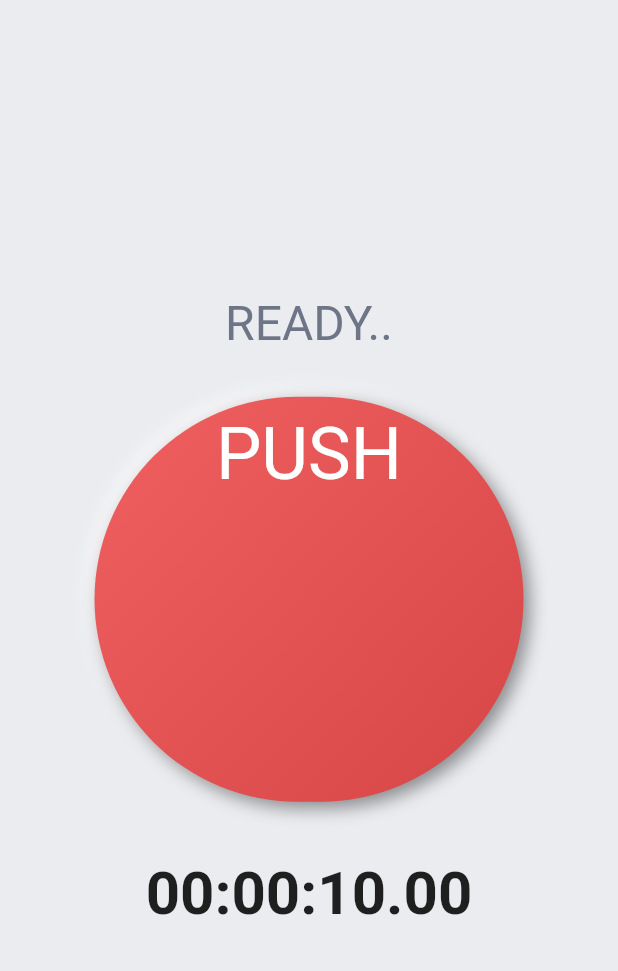
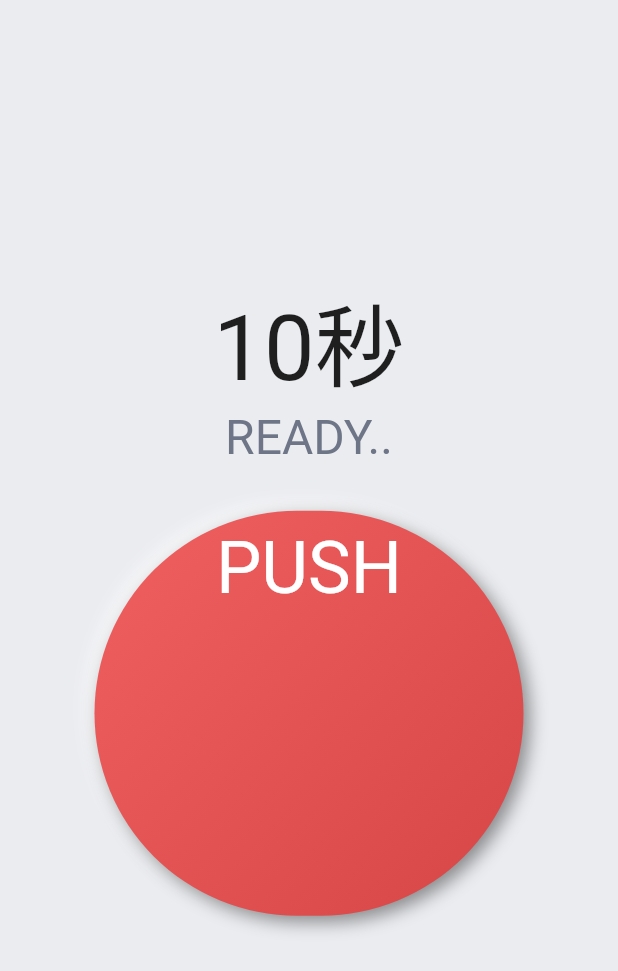
Before and after one commit to kkeeth/push-up-button, a Flutter app: the PushUpButton screen opened by its route, on a phone screen of 412 x 824 dp. Shown: the top 971 px of the screen. Run offline on Flutter 3.47's test engine with Material 2 defaults, Android fonts, the phone set to English and light mode, and no system bars; drawn by our look-alikes of flutter_neumorphic; our stand-ins replace cloud_firestore, firebase_core, flutter_svg; accounts and stored records are empty; Roboto replaces fonts that are missing (Helvetica).

Commit message:
feat:カウントダウン

```diff
--- a/lib/main.dart
+++ b/lib/main.dart
@@ -6,6 +6,7 @@ import 'pages/home.dart';
 import 'pages/time_attack.dart';
 import 'pages/history.dart';
 import 'pages/break_through.dart';
+import 'pages/result.dart';
 
 void main() async {
   WidgetsFlutterBinding.ensureInitialized();
@@ -25,6 +26,7 @@ class MyApp extends StatelessWidget {
         '/break_through': (BuildContext context) => const BreakThrough(),
         '/history': (BuildContext context) => const HistoryPage(),
         '/push_up_button': (BuildContext context) => const PushUpButton(),
+        '/result': (BuildContext context) => const Result(),
       },
       title: '腕立てボタン',
       themeMode: ThemeMode.light,
--- a/lib/pages/push_up_button.dart
+++ b/lib/pages/push_up_button.dart
@@ -1,6 +1,9 @@
 import 'package:flutter/cupertino.dart';
 import 'package:flutter_neumorphic/flutter_neumorphic.dart';
-import 'package:stop_watch_timer/stop_watch_timer.dart';
+import 'dart:async';
+import 'package:quiver/async.dart';
+
+import 'package:intl/intl.dart';
 
 final info_ready = "READY..";
 final info_go = "GO!!";
@@ -8,46 +11,39 @@ final info_go = "GO!!";
 //腕立て伏せページ
 class PushUpButton extends StatefulWidget {
   const PushUpButton({Key? key}) : super(key: key);
-
   @override
   _State createState() => _State();
 
 }
 
 class _State extends State<PushUpButton> {
+  int _start = 10;
+  int _current = 10;
 
-  final _isHours = true;
-  final _scrollController = ScrollController();
-
-  final StopWatchTimer _stopWatchTimer = StopWatchTimer(
-      mode: StopWatchMode.countDown,
-
-      // TODO 渡ってきた値で事前設定
-      presetMillisecond: StopWatchTimer.getMilliSecFromSecond(10),
-
-      onChange: (value) => print('onChange $value'),
-      onChangeRawSecond: (value) => print('onChangeRawSecond $value'),
-      onChangeRawMinute: (value) => print('onChangeRawMinute $value'),
-      onEnded: () {
-        print('onEnded');
-          Navigator.of(context).pushNamed("/next");
-      }
-  );
-
-
-  void nextPage() {
-    Navigator.of(context).pushNamed("/next");
+  void initState() {
+    startTimer();
   }
 
-  void dispose() async {
-    super.dispose();
-    await _stopWatchTimer.dispose();
-  }
+  // カウントダウン処理を行う関数を定義
+  void startTimer() {
+    CountdownTimer countDownTimer = new CountdownTimer(
+      new Duration(seconds: _start), //初期値
+      new Duration(seconds: 1), // 減らす幅
+    );
 
-  void initState() {
-    super.initState();
-    //自動スタート
-    _stopWatchTimer.onExecute.add(StopWatchExecute.start);
+    var sub = countDownTimer.listen(null);
+    sub.onData((duration) {
+      setState(() {
+        _current = _start - duration.elapsed.inSeconds; //毎秒減らしていく
+      });
+    });
+
+    // 終了時の処理 TODO その後結果画面へ
+    sub.onDone(() {
+      print("Done");
+      sub.cancel();
+      _current = 10;
+    });
   }
 
   @override
@@ -59,6 +55,7 @@ class _State extends State<PushUpButton> {
           mainAxisAlignment: MainAxisAlignment.center,
           crossAxisAlignment: CrossAxisAlignment.center,
           children: <Widget>[
+            Text("$_current秒", style: TextStyle(fontSize: 60)),
             Container(
               child: Text( info_ready,
                 style: TextStyle(
@@ -96,30 +93,7 @@ class _State extends State<PushUpButton> {
             /// Display stop watch time
             Padding(
               padding: const EdgeInsets.only(bottom: 0),
-              child: StreamBuilder<int>(
-                stream: _stopWatchTimer.rawTime,
-                initialData: _stopWatchTimer.rawTime.value,
-                builder: (context, snap) {
-                  final value = snap.data!;
-                  final displayTime =
-                  StopWatchTimer.getDisplayTime(value, hours: _isHours);
-                  return Column(
-                    children: <Widget>[
-                      Padding(
-                        padding: const EdgeInsets.all(8),
-                        child: Text(
-                          displayTime,
-                          style: const TextStyle(
-                              fontSize: 40,
-                              fontFamily: 'Helvetica',
-                              fontWeight: FontWeight.bold),
-                        ),
-                      ),
-                    ],
-                  );
-                },
               ),
-            ),
           ],
         ),
       ),
--- a/pubspec.yaml
+++ b/pubspec.yaml
@@ -40,6 +40,7 @@ dependencies:
   cloud_firestore: ^3.1.5
   intl: ^0.17.0
   stop_watch_timer: ^1.3.1
+  quiver: ^3.0.1+1
 
 dev_dependencies:
   flutter_test:
```
Also changed, not shown: lib/pages/result.dart (added, +67 -0 lines), pubspec.lock.
